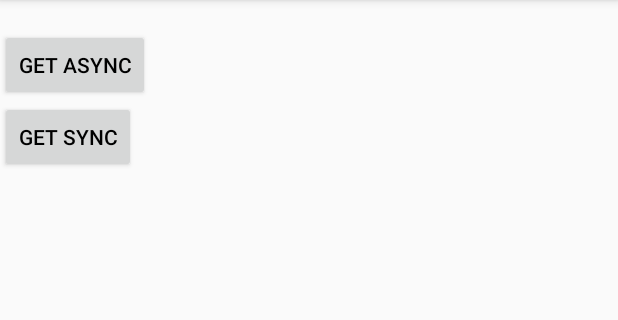
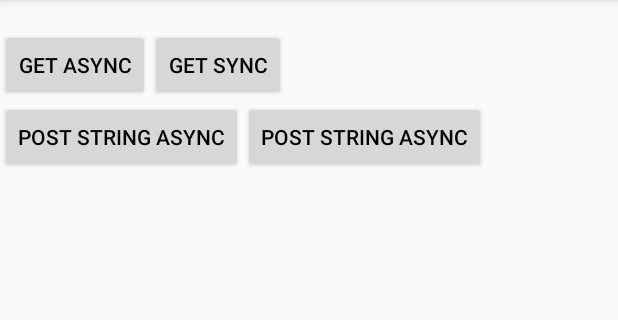
Before and after one commit to dongzhong/OkHttpUtil, an Android app: the screen it shows after launch (MainActivity), on a phone screen of 412 x 824 dp, the part 84-404 px from its top. Run offline under Robolectric (Android 15) with nearby library versions, the phone set to English and light mode, and no system bars.

Commit message:
修复postStringBuilder类继承错误；测试postString方法

```diff
--- a/OkHttpUtil/build.gradle
+++ b/OkHttpUtil/build.gradle
@@ -8,7 +8,6 @@ android {
     compileSdkVersion 25
     buildToolsVersion "26.0.1"
     defaultConfig {
-//        applicationId "dongzhong.okhttputil"
         minSdkVersion 15
         targetSdkVersion 25
         versionCode 1
--- a/OkHttpUtil/src/main/java/dongzhong/okhttputil/builder/PostStringBuilder.java
+++ b/OkHttpUtil/src/main/java/dongzhong/okhttputil/builder/PostStringBuilder.java
@@ -8,7 +8,7 @@ import okhttp3.MediaType;
  * Created by dongzhong on 2018/2/6.
  */
 
-public class PostStringBuilder extends OkHttpRequestBuilder {
+public class PostStringBuilder extends OkHttpRequestBuilder<PostStringBuilder> {
     protected MediaType mediaType;
     protected String content;
 
@@ -23,7 +23,7 @@ public class PostStringBuilder extends OkHttpRequestBuilder {
     }
 
     @Override
-    RequestCall build() {
+    public RequestCall build() {
         return new PostStringRequest(url, tag, params, headers, content, mediaType, id).build();
     }
 }
--- a/okhttputiltest/src/main/res/layout/activity_main.xml
+++ b/okhttputiltest/src/main/res/layout/activity_main.xml
@@ -19,6 +19,11 @@
             android:layout_height="wrap_content"
             android:orientation="vertical">
 
+            <LinearLayout
+                android:layout_width="match_parent"
+                android:layout_height="wrap_content"
+                android:orientation="horizontal">
+
                 <Button
                     android:id="@+id/get_async_button"
                     android:layout_width="wrap_content"
@@ -35,6 +40,29 @@
 
             </LinearLayout>
 
+            <LinearLayout
+                android:layout_width="match_parent"
+                android:layout_height="wrap_content"
+                android:orientation="horizontal">
+
+                <Button
+                    android:id="@+id/post_string_async_button"
+                    android:layout_width="wrap_content"
+                    android:layout_height="wrap_content"
+                    android:textColor="#000"
+                    android:text="Post String Async" />
+
+                <Button
+                    android:id="@+id/post_string_sync_button"
+                    android:layout_width="wrap_content"
+                    android:layout_height="wrap_content"
+                    android:textColor="#000"
+                    android:text="Post String Async" />
+
+            </LinearLayout>
+
+        </LinearLayout>
+
     </LinearLayout>
 
 </ScrollView>
```
Also changed, not shown: okhttputiltest/src/main/java/dongzhong/okhttputiltest/MainActivity.java (+77 -32 lines). Lines whose indentation alone changed are shown as unchanged.
